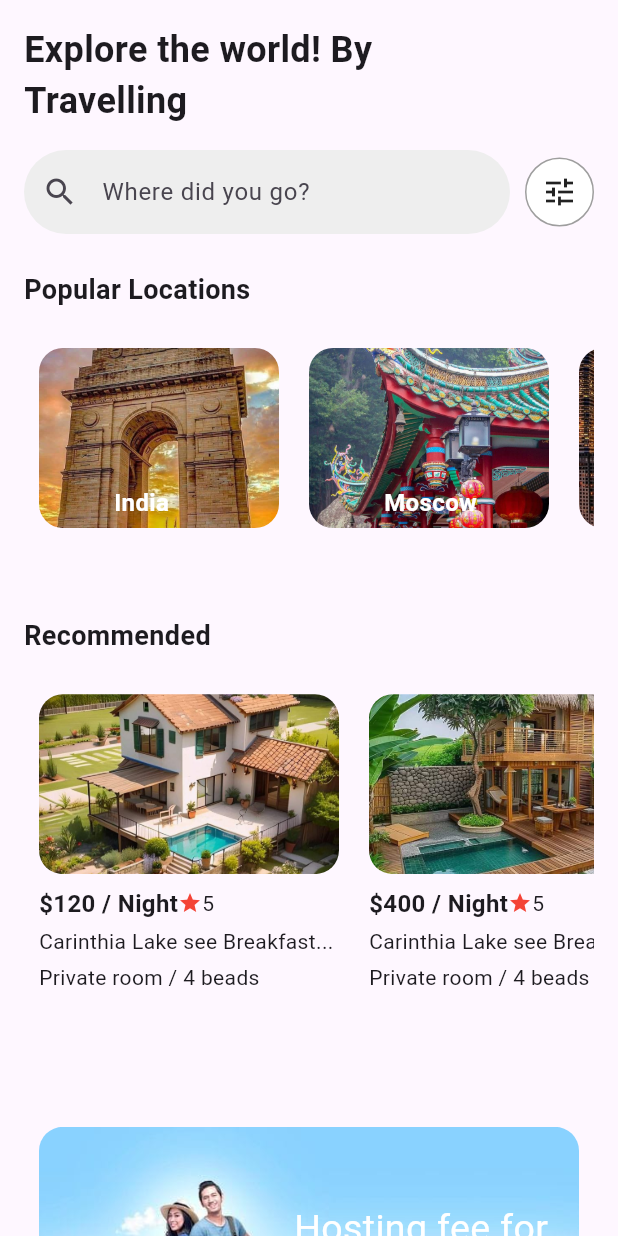
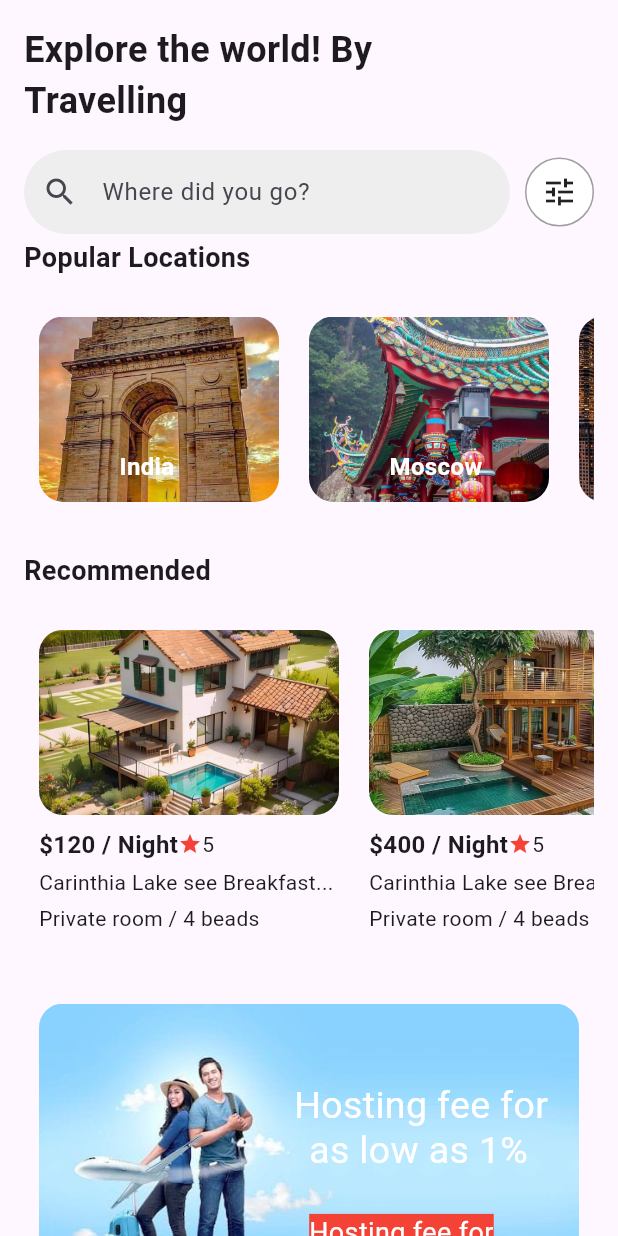
Before and after one commit to stephen158/TravelAppUI, a Flutter app: the screen it shows after launch, on a phone screen of 412 x 824 dp. Run offline on Flutter 3.47's test engine with Material 3 defaults, Android fonts, the phone set to English and light mode, and no system bars.

Commit message:
Modified image for better access

```diff
--- a/lib/main.dart
+++ b/lib/main.dart
@@ -71,7 +71,6 @@ class _TravelAppUIState extends State<TravelAppUI> {
           child: Column(
             crossAxisAlignment: CrossAxisAlignment.start,
             children: [
-              // Header Section
               Text(
                 'Explore the world! By',
                 style: TextStyle(fontSize: 24, fontWeight: FontWeight.bold),
@@ -113,9 +112,7 @@ class _TravelAppUIState extends State<TravelAppUI> {
                   ),
                 ],
               ),
-              SizedBox(height: 24),
-
-              // Popular Locations
+              SizedBox(height: 3),
               Text(
                 'Popular Locations',
                 style: TextStyle(fontSize: 18, fontWeight: FontWeight.bold),
@@ -130,14 +127,14 @@ class _TravelAppUIState extends State<TravelAppUI> {
                   }).toList(),
                 ),
               ),
-              SizedBox(height: 24),
+              SizedBox(height: 2),
               Text(
                 'Recommended',
                 style: TextStyle(fontSize: 18, fontWeight: FontWeight.bold),
               ),
               SizedBox(height: 16),
               SizedBox(
-                height: screenHeight * 0.35,
+                height: screenHeight * 0.30,
                 child: ListView(
                   scrollDirection: Axis.horizontal,
                   children: [
@@ -147,6 +144,7 @@ class _TravelAppUIState extends State<TravelAppUI> {
                   ],
                 ),
               ),
+              SizedBox(height: 2),
               Container(
                 margin: EdgeInsets.all(10),
                 width: 500,
@@ -155,7 +153,8 @@ class _TravelAppUIState extends State<TravelAppUI> {
                     ClipRRect(
                       borderRadius: BorderRadius.circular(16),
                       child: Image.asset('assets/images/ad.jpg',
-                      width: 500,
+                      fit: BoxFit.cover,
+                      //width: 500,
                       ),
                     ),
                    Positioned(
@@ -174,7 +173,7 @@ class _TravelAppUIState extends State<TravelAppUI> {
                   ],
                 ),
               ),
-              SizedBox(height: 1),
+              SizedBox(height: 35),
               Text(
                 'Most Viewed',
                 style: TextStyle(fontSize: 18, fontWeight: FontWeight.bold),
@@ -205,6 +204,8 @@ class _TravelAppUIState extends State<TravelAppUI> {
   }
 
   Widget locationCard(String location, String imagePath) {
+    double screenWidth = MediaQuery.of(context).size.width;
+    double screenHeight = MediaQuery.of(context).size.height;
     return Container(
       margin: EdgeInsets.all(10),
       width: 160,
@@ -214,14 +215,14 @@ class _TravelAppUIState extends State<TravelAppUI> {
             borderRadius: BorderRadius.circular(16),
             child: Image.asset(
               imagePath,
-              width: 160,
-              height: 120,
+              width: screenWidth * 0.60,
+              height: screenHeight * 0.15,
               fit: BoxFit.cover,
             ),
           ),
           Positioned(
-            bottom: 30,
-            left: 50,
+            bottom: screenHeight * 0.04,
+            left: screenWidth * 0.13,
             child: Text(
               location,
               style: TextStyle(
@@ -237,6 +238,8 @@ class _TravelAppUIState extends State<TravelAppUI> {
   }
 
   Widget recommendedCard(String price, String title, String imagePath) {
+    double screenWidth = MediaQuery.of(context).size.width;
+    double screenHeight = MediaQuery.of(context).size.height;
     return Container(
       width: 200,
       margin: EdgeInsets.all( 10),
@@ -247,8 +250,8 @@ class _TravelAppUIState extends State<TravelAppUI> {
             borderRadius: BorderRadius.circular(16),
             child: Image.asset(
               imagePath,
-              width: 250,
-              height: 120,
+              width: screenWidth * 0.5,
+              height: screenHeight * 0.15,
               fit: BoxFit.cover,
             ),
           ),
@@ -276,6 +279,8 @@ class _TravelAppUIState extends State<TravelAppUI> {
   }
 
   Widget viewedCard(String price, String title, String imagePath, bool isFavorite, int index) {
+    double screenWidth = MediaQuery.of(context).size.width;
+    double screenHeight = MediaQuery.of(context).size.height;
     return Container(
       margin: EdgeInsets.all(10),
       child: Column(
@@ -287,14 +292,14 @@ class _TravelAppUIState extends State<TravelAppUI> {
               borderRadius: BorderRadius.circular(16),
               child: Image.asset(
                 imagePath,
-                width: 500,
-                height: 200,
+                width: screenWidth * 0.9,
+                height: screenHeight * 0.3,
                 fit: BoxFit.cover,
               ),
             ),
               Positioned(
-                left: 290,
-                top: 20,
+                left: screenWidth * 0.72,
+                top: screenHeight * 0.02,
                 child:
               Stack(
                   children: [
```
